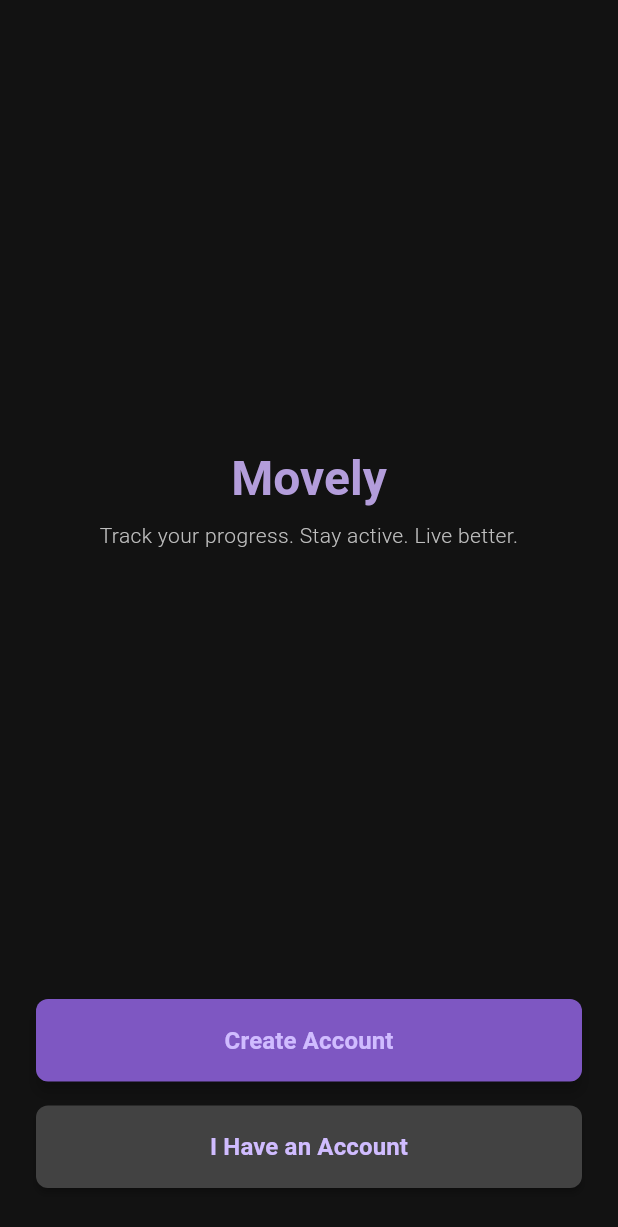
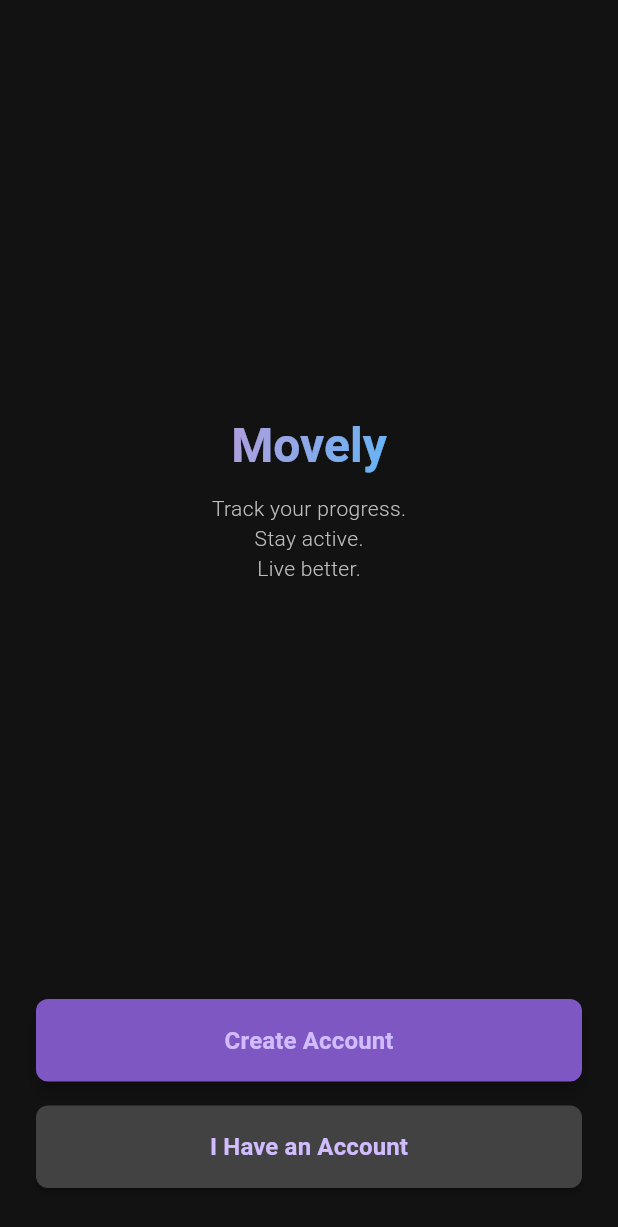
Before and after one commit to Cikle/Movely, a Flutter app: the screen it shows after launch, on a phone screen of 412 x 824 dp. Shown: the top 1227 px of the screen. Run offline on Flutter 3.47's test engine with Material 3 defaults, Android fonts, the phone set to English and light mode, and no system bars; our stand-ins replace supabase_flutter; accounts and stored records are empty.

```diff
--- a/movely/lib/screens/auth_screen.dart
+++ b/movely/lib/screens/auth_screen.dart
@@ -107,22 +107,46 @@ class _AuthScreenState extends State<AuthScreen> {
                 const Spacer(),
                 Column(
                   children: [
-                    Text(
+                    ShaderMask(
+                      shaderCallback: (bounds) => LinearGradient(
+                        colors: [Colors.deepPurple.shade200, Colors.blue.shade300],
+                        begin: Alignment.topLeft,
+                        end: Alignment.bottomRight,
+                      ).createShader(bounds),
+                      child: Text(
                         'Movely',
                         style: Theme.of(context).textTheme.headlineLarge?.copyWith(
-                            color: Colors.deepPurple.shade200,
+                              color: Colors.white,
                               fontWeight: FontWeight.bold,
                             ),
                         textAlign: TextAlign.center,
                       ),
-                    const SizedBox(height: 8),
+                    ),
+                    const SizedBox(height: 12),
+                    Column(
+                      children: [
                         Text(
-                      'Track your progress. Stay active. Live better.',
+                          'Track your progress.',
                           style: Theme.of(context).textTheme.bodyMedium?.copyWith(
                                 color: Colors.grey.shade400,
                                 fontWeight: FontWeight.w300,
                               ),
-                      textAlign: TextAlign.center,
+                        ),
+                        Text(
+                          'Stay active.',
+                          style: Theme.of(context).textTheme.bodyMedium?.copyWith(
+                                color: Colors.grey.shade400,
+                                fontWeight: FontWeight.w300,
+                              ),
+                        ),
+                        Text(
+                          'Live better.',
+                          style: Theme.of(context).textTheme.bodyMedium?.copyWith(
+                                color: Colors.grey.shade400,
+                                fontWeight: FontWeight.w300,
+                              ),
+                        ),
+                      ],
                     ),
                   ],
                 ),
```
Also changed, not shown: movely/lib/screens/login_screen.dart (+6 -2 lines), movely/lib/screens/register_screen.dart (+6 -2 lines). Lines whose indentation alone changed are shown as unchanged.
